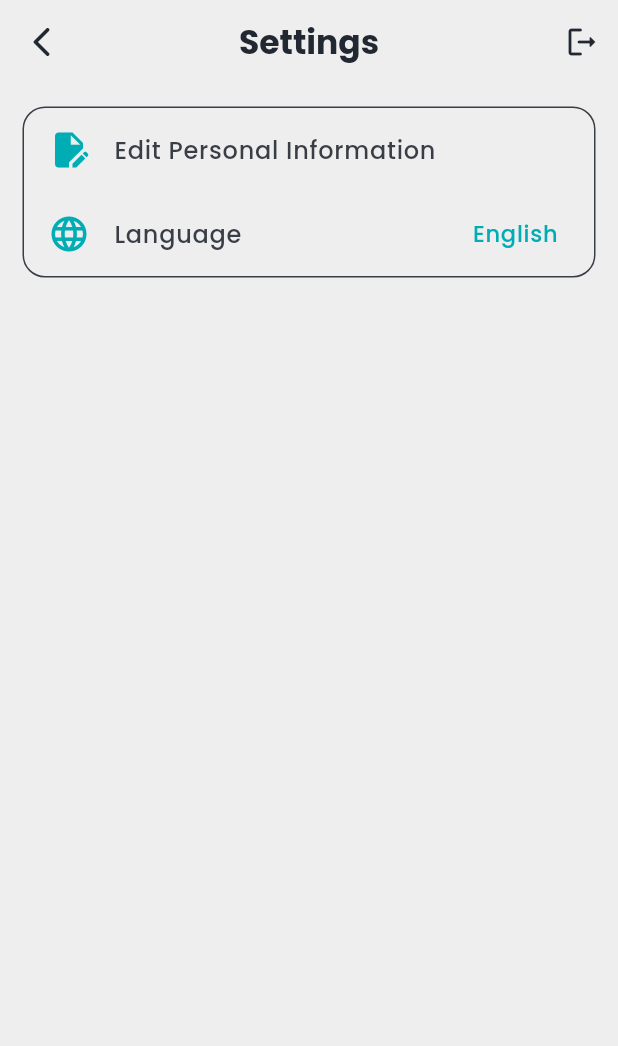
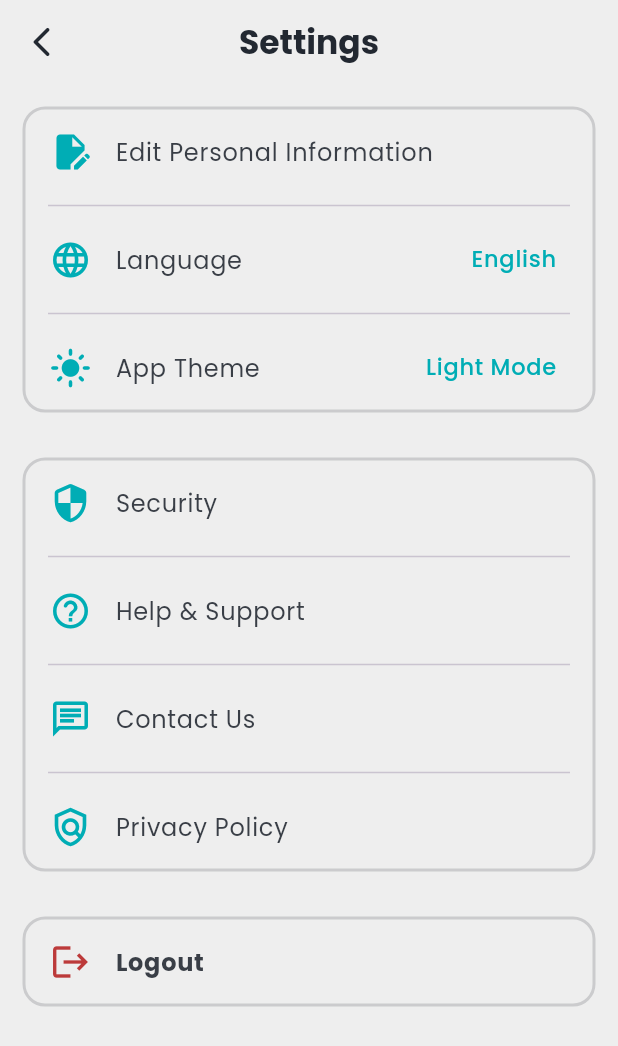
Before and after one commit to harshsutariya1/Finmate-Mobile-app, a Flutter app: the SettingsScreen screen opened by its route, on a phone screen of 412 x 824 dp. Shown: the top 1046 px of the screen. Run offline on Flutter 3.47's test engine with Material 3 defaults, Android fonts, the phone set to English and light mode, and no system bars; our stand-ins replace cloud_firestore, delightful_toast, firebase_auth, firebase_core, firebase_storage, flutter_riverpod and 6 more; missing offline and left inert: shorebird_code_push; accounts and stored records are empty; generated files the repository leaves out were written again.

Commit message:
Refactor settings screen layout, enhance UI with new app bar, and add edit user details screen

```diff
--- /dev/null
+++ b/lib/screens/auth/edit_user_details.dart
@@ -0,0 +1,23 @@
+import 'package:finmate/constants/colors.dart';
+import 'package:finmate/widgets/auth_widgets.dart';
+import 'package:flutter/material.dart';
+
+class EditUserDetails extends StatefulWidget {
+  const EditUserDetails({super.key});
+
+  @override
+  State<EditUserDetails> createState() => _EditUserDetailsState();
+}
+
+class _EditUserDetailsState extends State<EditUserDetails> {
+  @override
+  Widget build(BuildContext context) {
+    return Scaffold(
+      backgroundColor: backgroundColorWhite,
+      appBar: customAppBar("Edit Profile"),
+      // body: ,
+    );
+  }
+
+
+}
--- a/lib/screens/auth/settings_screen.dart
+++ b/lib/screens/auth/settings_screen.dart
@@ -1,6 +1,7 @@
 import 'package:finmate/constants/colors.dart';
 import 'package:finmate/services/auth_services.dart';
 import 'package:finmate/services/navigation_services.dart';
+import 'package:finmate/widgets/auth_widgets.dart';
 import 'package:flutter/material.dart';
 
 class SettingsScreen extends StatefulWidget {
@@ -19,8 +20,9 @@ class _SettingsScreenState extends State<SettingsScreen> {
   Widget build(BuildContext context) {
     return Scaffold(
       backgroundColor: backgroundColorWhite,
-      appBar: appBar(),
-      body: Column(
+      appBar: customAppBar("Settings"),
+      body: SingleChildScrollView(
+        child: Column(
           mainAxisAlignment: MainAxisAlignment.start,
           crossAxisAlignment: CrossAxisAlignment.center,
           children: [
@@ -29,48 +31,57 @@ class _SettingsScreenState extends State<SettingsScreen> {
                 iconData: Icons.edit_document,
                 text: "Edit Personal Information",
               ),
+              Divider(
+                indent: 15,
+                endIndent: 15,
+              ),
               listTile(
                 iconData: Icons.language,
                 text: "Language",
                 isLanguageTile: true,
               ),
+              Divider(
+                indent: 15,
+                endIndent: 15,
+              ),
+              listTile(
+                iconData: Icons.light_mode_rounded,
+                text: "App Theme",
+                isThemeTile: true,
+              ),
+            ]),
+            borderedContainer([
+              listTile(iconData: Icons.security_rounded, text: "Security"),
+              Divider(
+                indent: 15,
+                endIndent: 15,
+              ),
+              listTile(
+                  iconData: Icons.help_outline_rounded, text: "Help & Support"),
+              Divider(
+                indent: 15,
+                endIndent: 15,
+              ),
+              listTile(iconData: Icons.chat_outlined, text: "Contact Us"),
+              Divider(
+                indent: 15,
+                endIndent: 15,
+              ),
+              listTile(iconData: Icons.policy_outlined, text: "Privacy Policy"),
+            ]),
+            borderedContainer([
+              listTile(
+                iconData: Icons.logout,
+                text: "Logout",
+                isLogoutTile: true,
+                onTap: () {
+                  widget.authService.logoutDilog(context);
+                },
+              ),
             ]),
           ],
         ),
-    );
-  }
-
-  PreferredSizeWidget appBar() {
-    return AppBar(
-      backgroundColor: backgroundColorWhite,
-      leading: IconButton(
-        onPressed: () {
-          Navigate().goBack();
-        },
-        icon: const Icon(
-          Icons.arrow_back_ios_rounded,
-          color: color1,
       ),
-      ),
-      centerTitle: true,
-      title: Text(
-        'Settings',
-        style: TextStyle(
-          fontWeight: FontWeight.bold,
-          color: color1,
-        ),
-      ),
-      actions: [
-        IconButton(
-          onPressed: () async {
-            widget.authService.logoutDilog(context);
-          },
-          icon: const Icon(
-            Icons.logout_rounded,
-            color: color1,
-          ),
-        ),
-      ],
     );
   }
 
@@ -78,7 +89,10 @@ class _SettingsScreenState extends State<SettingsScreen> {
     return Container(
       margin: EdgeInsets.all(15),
       decoration: BoxDecoration(
-        border: Border.all(color: color2),
+        border: Border.all(
+          color: const Color.fromARGB(50, 57, 62, 70),
+          width: 2,
+        ),
         borderRadius: BorderRadius.circular(15),
       ),
       child: Column(
@@ -96,29 +110,39 @@ class _SettingsScreenState extends State<SettingsScreen> {
     required IconData iconData,
     required String text,
     bool isLanguageTile = false,
+    bool isThemeTile = false,
+    bool isLogoutTile = false,
+    void Function()? onTap,
   }) {
     return ListTile(
       leading: Icon(
         iconData,
-        color: color3,
+        color: (isLogoutTile) ? const Color.fromARGB(255, 188, 58, 58) : color3,
         size: 28,
       ),
       title: Text(
         text,
         style: TextStyle(
           color: color2,
-          fontWeight: FontWeight.w500,
+          fontWeight: (isLogoutTile) ? FontWeight.bold : null,
         ),
       ),
       trailing: (isLanguageTile)
-          ? Text(
-              "English",
+          ? trailingText("English")
+          : (isThemeTile)
+              ? trailingText("Light Mode")
+              : null,
+      onTap: onTap ?? () {},
+    );
+  }
+
+  Widget trailingText(String text) {
+    return Text(
+      text,
       style: TextStyle(
         color: color3,
         fontSize: 15,
       ),
-            )
-          : null,
     );
   }
 }
--- a/lib/widgets/auth_widgets.dart
+++ b/lib/widgets/auth_widgets.dart
@@ -1,5 +1,6 @@
 import 'package:finmate/constants/assets.dart';
 import 'package:finmate/constants/colors.dart';
+import 'package:finmate/services/navigation_services.dart';
 import 'package:flutter/material.dart';
 
 Widget customTextField({
@@ -126,3 +127,26 @@ Widget googleButton({
     ),
   );
 }
+
+PreferredSizeWidget customAppBar(String title) {
+  return AppBar(
+    backgroundColor: backgroundColorWhite,
+    leading: IconButton(
+      onPressed: () {
+        Navigate().goBack();
+      },
+      icon: const Icon(
+        Icons.arrow_back_ios_rounded,
+        color: color1,
+      ),
+    ),
+    centerTitle: true,
+    title: Text(
+      title,
+      style: TextStyle(
+        fontWeight: FontWeight.bold,
+        color: color1,
+      ),
+    ),
+  );
+}
```
Lines whose indentation alone changed are shown as unchanged.
